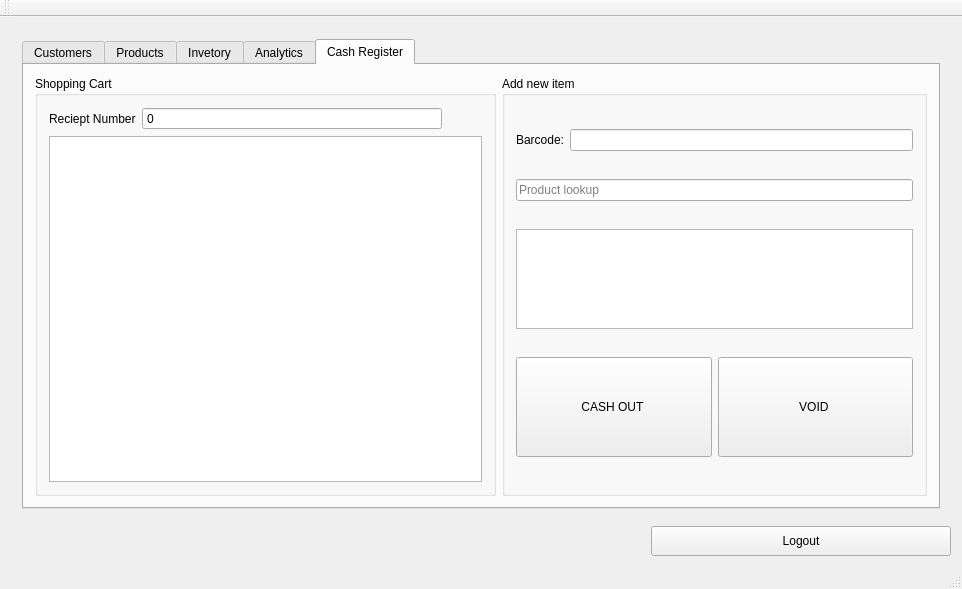
Before: the Qt Designer form mainwindow.ui in AJAbanto/Alki-POS, drawn with Qt 5.
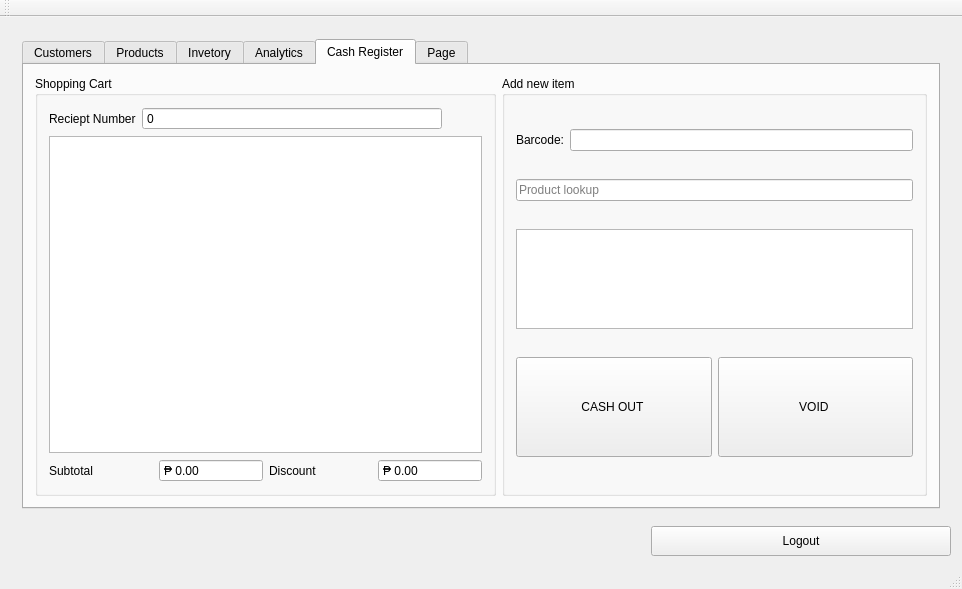
After: the same form once the commit is applied. The open tabs and pages were chosen to show the change.

Patch:
```diff
--- a/mainwindow.ui
+++ b/mainwindow.ui
@@ -753,6 +753,50 @@
                  </property>
                 </widget>
                </item>
+               <item>
+                <layout class="QHBoxLayout" name="horizontalLayout_24">
+                 <item>
+                  <widget class="QLabel" name="label_29">
+                   <property name="text">
+                    <string>Subtotal</string>
+                   </property>
+                  </widget>
+                 </item>
+                 <item>
+                  <widget class="QDoubleSpinBox" name="subttl2">
+                   <property name="readOnly">
+                    <bool>true</bool>
+                   </property>
+                   <property name="buttonSymbols">
+                    <enum>QAbstractSpinBox::NoButtons</enum>
+                   </property>
+                   <property name="prefix">
+                    <string>₱ </string>
+                   </property>
+                  </widget>
+                 </item>
+                 <item>
+                  <widget class="QLabel" name="label_31">
+                   <property name="text">
+                    <string>Discount</string>
+                   </property>
+                  </widget>
+                 </item>
+                 <item>
+                  <widget class="QDoubleSpinBox" name="dscnt2">
+                   <property name="readOnly">
+                    <bool>true</bool>
+                   </property>
+                   <property name="buttonSymbols">
+                    <enum>QAbstractSpinBox::NoButtons</enum>
+                   </property>
+                   <property name="prefix">
+                    <string>₱ </string>
+                   </property>
+                  </widget>
+                 </item>
+                </layout>
+               </item>
               </layout>
              </widget>
             </item>
@@ -846,6 +890,24 @@
             </item>
            </layout>
           </widget>
+          <widget class="QWidget" name="tab">
+           <attribute name="title">
+            <string>Page</string>
+           </attribute>
+           <widget class="QPushButton" name="pushButton_7">
+            <property name="geometry">
+             <rect>
+              <x>170</x>
+              <y>60</y>
+              <width>75</width>
+              <height>23</height>
+             </rect>
+            </property>
+            <property name="text">
+             <string>opensettings</string>
+            </property>
+           </widget>
+          </widget>
          </widget>
         </item>
        </layout>
```
Left out of the diff: 41 changed lines with no effect on the pictures.
